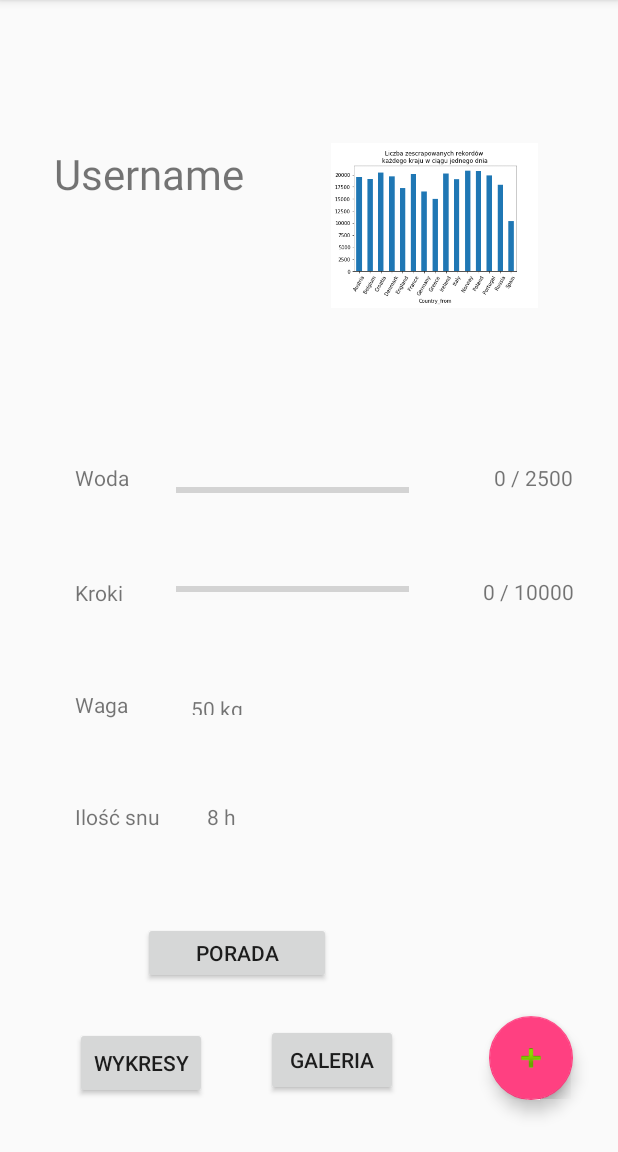
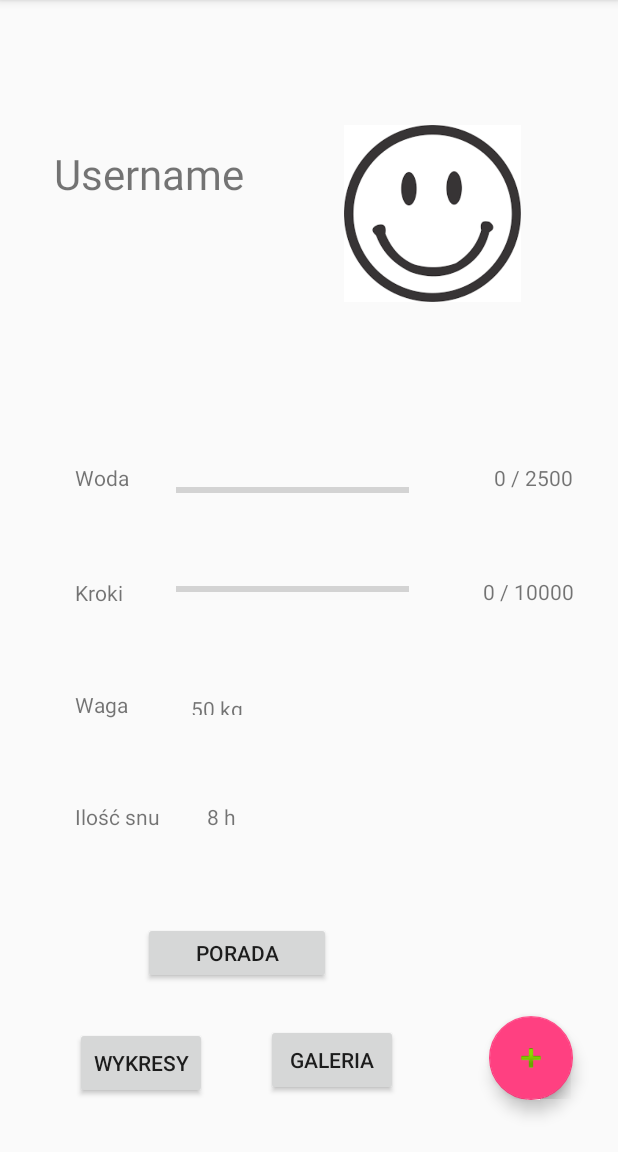
Before and after one commit to radziq1302/CloudApp2, an Android app: the MainScreenActivity screen opened directly, with no data from a screen before it, on a phone screen of 412 x 824 dp, the part 84-1236 px from its top. Run offline under Robolectric (Android 15) with nearby library versions, the phone set to English and light mode, and no system bars; libraries missing offline, so code that uses them is left out: com.amazonaws.auth, com.amazonaws.mobile, com.amazonaws.mobileconnectors, com.amazonaws.regions; 3 statements that could not run were skipped.

Commit message:
końcowe zmiany

```diff
--- a/app/src/main/java/za/co/a101apps/cognitologinapp/GetUserDataActivity.java
+++ b/app/src/main/java/za/co/a101apps/cognitologinapp/GetUserDataActivity.java
@@ -81,10 +81,10 @@ public class GetUserDataActivity extends AppCompatActivity {
                     Context context = GetUserDataActivity.this;
                     //context=GetUserDataActivity.this;
                     //dba.addDataToDB("User data", userdata, context);
-                    Log.v("kurwaaaa",userdata.getID());
+                    Log.v("id usera ",userdata.getID());
                     Intent validDataSent = new Intent(GetUserDataActivity.this, DbActivity.class);
                     validDataSent.putExtra("daneFormularza",userdata);
-                    validDataSent.putExtra("idZasrane",userdata.getID());
+                    validDataSent.putExtra("idUser",userdata.getID());
                     startActivity(validDataSent);
                 }
                 else {
--- a/app/src/main/java/za/co/a101apps/cognitologinapp/InputMeasuresActivity.java
+++ b/app/src/main/java/za/co/a101apps/cognitologinapp/InputMeasuresActivity.java
@@ -85,7 +85,7 @@ public class InputMeasuresActivity extends AppCompatActivity {
                     Log.i("dostalismy wartosc: ","waga");
 
 
-                    final String nazwa_uz = (String) getIntent().getStringExtra("idZasrane");
+                    final String nazwa_uz = (String) getIntent().getStringExtra("idUser");
                     Log.v("data6969", nazwa_uz+"");
                     String id=currentDateandTime+"-"+nazwa_uz.toString();
 
--- a/app/src/main/java/za/co/a101apps/cognitologinapp/MainScreenActivity.java
+++ b/app/src/main/java/za/co/a101apps/cognitologinapp/MainScreenActivity.java
@@ -135,10 +135,10 @@ public class MainScreenActivity extends AppCompatActivity {
                 Log.v("kupa",currentUser.getUserId()+"");
                 Intent getMeasures = new Intent(MainScreenActivity.this, InputMeasuresActivity.class);
                 getMeasures.putExtra("type","WAGA");
-                getMeasures.putExtra("idZasrane",currentUser.getUserId());
+                getMeasures.putExtra("idUser",currentUser.getUserId());
                 getMeasures.putExtra("woda",Integer.toString(progres_woda.getProgress()));
                 getMeasures.putExtra("kroki",Integer.toString(progres_kroki.getProgress()));
-                getMeasures.putExtra("idZasrane",currentUser.getUserId());
+                getMeasures.putExtra("idUser",currentUser.getUserId());
 
                 startActivity(getMeasures);
 
@@ -196,7 +196,7 @@ public class MainScreenActivity extends AppCompatActivity {
         wykresy.setOnClickListener(new View.OnClickListener(){
             public void onClick(View v){
                 Intent wykresyOkienko = new Intent(MainScreenActivity.this, StatsActivity.class);
-                wykresyOkienko.putExtra("idZasrane",currentUser.getUserId());
+                wykresyOkienko.putExtra("idUser",currentUser.getUserId());
                 startActivity(wykresyOkienko);
             }
         });
@@ -205,7 +205,7 @@ public class MainScreenActivity extends AppCompatActivity {
         galeria.setOnClickListener(new View.OnClickListener(){
             public void onClick(View v){
                 Intent galeriaOkienko = new Intent(MainScreenActivity.this, ShowMeActivity1.class);
-                galeriaOkienko.putExtra("idZasrane",currentUser.getUserId());
+                galeriaOkienko.putExtra("idUser",currentUser.getUserId());
                 startActivity(galeriaOkienko);
             }
         });
@@ -262,7 +262,7 @@ public class MainScreenActivity extends AppCompatActivity {
 
     private void closeFABMenu(){
         isFABOpen=false;
-        fab1_2.setVisibility(View.VISIBLE);
+        fab1_2.setVisibility(View.INVISIBLE);
         fab1.animate().translationY(0);
     }
 
@@ -272,14 +272,14 @@ public class MainScreenActivity extends AppCompatActivity {
 
             Document document = null;
 
-            Log.i("juzNieMoge", "in GetItemAsyncTask doInBackground....");
+            Log.i("z bazy", "in GetItemAsyncTask doInBackground....");
             DbAccess databaseAccess = DbAccess.getInstance(MainScreenActivity.this);
             try {
-                Log.i("juzNieMoge", "getting data: " + id[0]);
+                Log.i("z bazy", "getting data: " + id[0]);
                 document = databaseAccess.getItem(id[0]);
             }
             catch (Exception e) {
-                Log.i("juzNieMoge", "error getting data: " + e.getMessage());
+                Log.i("z bazy", "error getting data: " + e.getMessage());
                 runOnUiThread(new Runnable() {
                     @Override
                     public void run() {
@@ -306,10 +306,10 @@ public class MainScreenActivity extends AppCompatActivity {
 //waga tutaj
                 try {
                     String jsonDocument = Document.toJson(document);
-                    Log.i("juzNieMoge", "Contact: " + jsonDocument);
+                    Log.i("json z bazy", "Contact: " + jsonDocument);
                 } catch (IOException e) {
                     e.printStackTrace();
-                    Log.i("juzNieMoge", "error in GetItemAsyncTask show contact as json: " + e.getLocalizedMessage());
+                    Log.i("json z bazy", "error in GetItemAsyncTask show contact as json: " + e.getLocalizedMessage());
                 }
 
                 if (waga_z_bazy != null && woda_z_bazy != null && kroki_z_bazy != null ) {
--- a/app/src/main/java/za/co/a101apps/cognitologinapp/ShowMeActivity1.java
+++ b/app/src/main/java/za/co/a101apps/cognitologinapp/ShowMeActivity1.java
@@ -24,6 +24,7 @@ import android.view.View;
 import android.widget.Button;
 import android.widget.ImageView;
 import android.widget.TextView;
+import android.widget.Toast;
 
 import com.amazonaws.auth.CognitoCachingCredentialsProvider;
 import com.amazonaws.mobile.client.AWSMobileClient;
@@ -71,7 +72,7 @@ public class ShowMeActivity1 extends AppCompatActivity {
 
     private Context context;
     private String sc;
-    private String LOG_TAG="kupadupa6969";
+    private String LOG_TAG="Zdjecia_showme1";
     private List<String> zBazy;
     private List<String> zBazy69;
     @Override
@@ -350,6 +351,7 @@ public class ShowMeActivity1 extends AppCompatActivity {
                                                public void onStateChanged(int id, TransferState state) {
                                                    if (TransferState.COMPLETED == state) {
                                                        Log.i(TAG, "Upload completed");
+                                                       Toast.makeText(ShowMeActivity1.this, "Zdjęcie wysłane", Toast.LENGTH_SHORT).show();
                                                    }
                                                }
 
--- a/app/src/main/res/layout/activity_main_screen.xml
+++ b/app/src/main/res/layout/activity_main_screen.xml
@@ -22,11 +22,10 @@
         app:layout_constraintVertical_bias="0.134" />
 
 
-
     <ImageView
         android:id="@android:id/icon"
-        android:layout_width="138dp"
-        android:layout_height="139dp"
+        android:layout_width="142dp"
+        android:layout_height="118dp"
         android:layout_marginStart="8dp"
         android:layout_marginTop="8dp"
         android:layout_marginEnd="8dp"
@@ -229,7 +228,7 @@
             android:layout_width="wrap_content"
             android:layout_height="wrap_content"
             android:layout_gravity="clip_vertical"
-            android:text="Waga"
+            android:text="Dodaj dane"
             android:elevation="16dp"
             android:inputType="number"
             android:textColor="@android:color/holo_green_dark"
```
Also changed, not shown: app/src/main/java/za/co/a101apps/cognitologinapp/StatsActivity.java (+63 -23 lines), app/src/main/res/drawable/rys_2.png.
